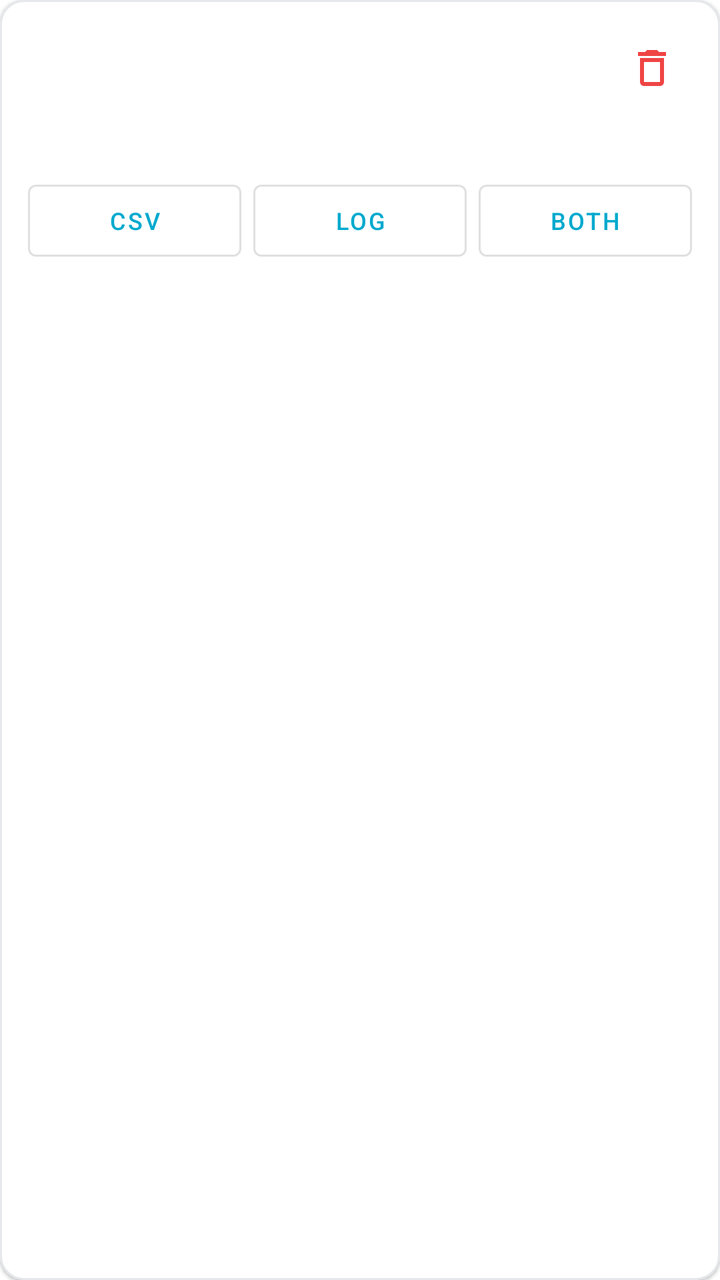
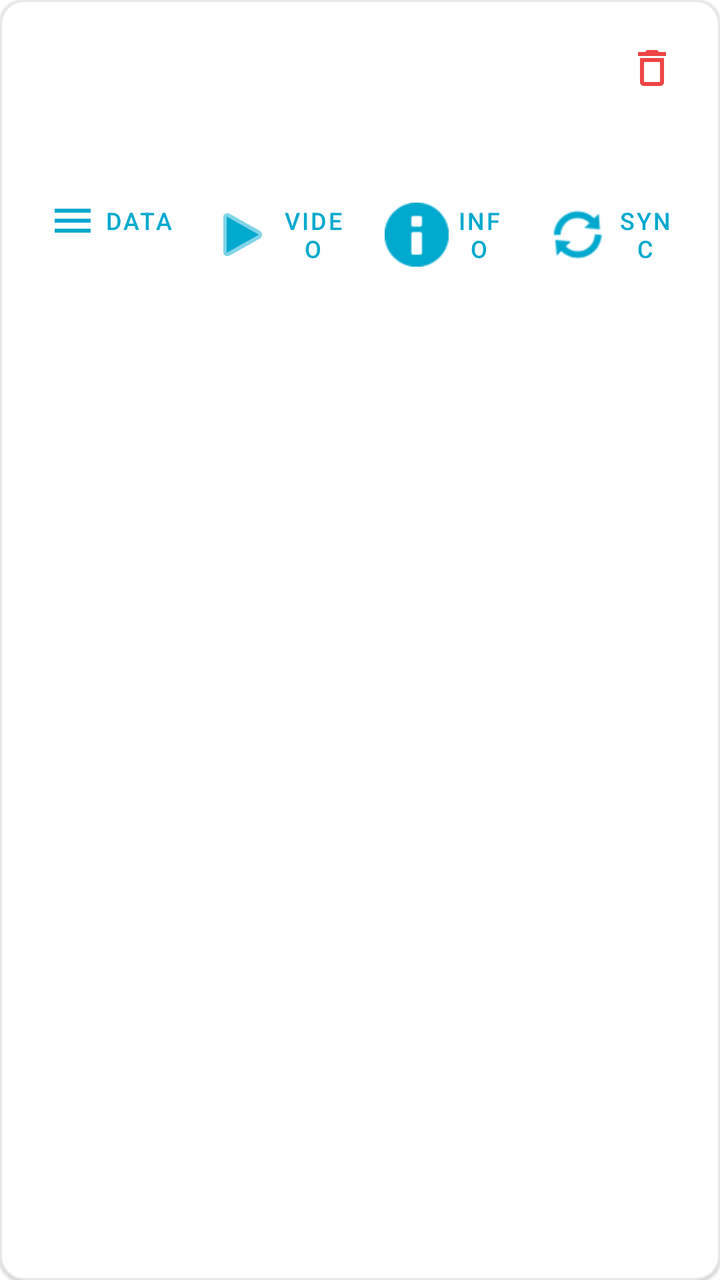

Before-and-after screenshots of an Android layout around one commit, followed by the original layout XML and the change that was made.
<!-- AndroidManifest.xml: application theme Theme.TagMobile -->
<!-- res/layout/item_history.xml -->
<?xml version="1.0" encoding="utf-8"?>
<com.google.android.material.card.MaterialCardView
    xmlns:android="http://schemas.android.com/apk/res/android"
    xmlns:app="http://schemas.android.com/apk/res-auto"
    android:layout_width="match_parent"
    android:layout_height="wrap_content"
    android:layout_marginBottom="8dp"
    app:cardCornerRadius="12dp"
    app:strokeColor="#E5E7EB"
    app:strokeWidth="1dp">

    <LinearLayout
        android:layout_width="match_parent"
        android:layout_height="wrap_content"
        android:orientation="vertical"
        android:padding="14dp">

        <LinearLayout
            android:layout_width="match_parent"
            android:layout_height="wrap_content"
            android:orientation="horizontal">

            <LinearLayout
                android:layout_width="0dp"
                android:layout_height="wrap_content"
                android:layout_weight="1"
                android:orientation="vertical">

                <TextView
                    android:id="@+id/itemTitle"
                    android:layout_width="match_parent"
                    android:layout_height="wrap_content"
                    android:textStyle="bold"
                    android:textColor="#111827"
                    android:textSize="15sp" />

                <TextView
                    android:id="@+id/itemMeta"
                    android:layout_width="match_parent"
                    android:layout_height="wrap_content"
                    android:layout_marginTop="4dp"
                    android:textColor="#6B7280"
                    android:textSize="12sp" />
            </LinearLayout>

            <ImageButton
                android:id="@+id/deleteBtn"
                android:layout_width="40dp"
                android:layout_height="40dp"
                android:background="?attr/selectableItemBackgroundBorderless"
                android:src="@drawable/ic_delete"
                android:contentDescription="Delete" />
        </LinearLayout>

        <TextView
            android:id="@+id/itemStatus"
            android:layout_width="match_parent"
            android:layout_height="wrap_content"
            android:layout_marginTop="4dp"
            android:textColor="#374151"
            android:textSize="13sp" />

        <LinearLayout
            android:layout_width="match_parent"
            android:layout_height="wrap_content"
            android:orientation="horizontal"
            android:layout_marginTop="10dp">

            <Button
                android:id="@+id/shareCsvBtn"
                style="@style/Widget.MaterialComponents.Button.OutlinedButton"
                android:layout_width="0dp"
                android:layout_height="wrap_content"
                android:layout_weight="1"
                android:text="@string/share_csv"
                android:textSize="12sp" />

            <Button
                android:id="@+id/shareLogBtn"
                style="@style/Widget.MaterialComponents.Button.OutlinedButton"
                android:layout_width="0dp"
                android:layout_height="wrap_content"
                android:layout_weight="1"
                android:layout_marginStart="6dp"
                android:text="@string/share_log"
                android:textSize="12sp" />

            <Button
                android:id="@+id/shareBothBtn"
                style="@style/Widget.MaterialComponents.Button.OutlinedButton"
                android:layout_width="0dp"
                android:layout_height="wrap_content"
                android:layout_weight="1"
                android:layout_marginStart="6dp"
                android:text="@string/share_both"
                android:textSize="12sp" />
        </LinearLayout>
    </LinearLayout>
</com.google.android.material.card.MaterialCardView>
<!-- resources referenced by this layout -->
<resources>
  <!-- drawable ic_delete (drawable) -->
  <vector xmlns:android="http://schemas.android.com/apk/res/android"
      android:width="24dp"
      android:height="24dp"
      android:viewportWidth="24"
      android:viewportHeight="24"
      android:tint="#EF4444">
    <path
        android:fillColor="@android:color/white"
        android:pathData="M16,9v10H8V9h8M14.5,3h-5l-1,1H5v2h14V4h-3.5l-1,-1zM18,7H6v12c0,1.1 0.9,2 2,2h8c1.1,0 2,-0.9 2,-2V7z"/>
  </vector>
  <string name="share_both">Both</string>
  <string name="share_csv">CSV</string>
  <string name="share_log">Log</string>
  <style name="Theme.TagMobile" parent="Theme.MaterialComponents.Light.NoActionBar">
          <item name="colorPrimary">#00A9CE</item>
          <item name="colorPrimaryVariant">#0093B5</item>
          <item name="colorOnPrimary">@android:color/white</item>
          <item name="android:statusBarColor">#00A9CE</item>
          <item name="android:navigationBarColor">@android:color/white</item>
      </style>
</resources>

<!-- the commit's change to res/layout/item_history.xml (unified diff, before → after) -->
@@ -64,36 +64,60 @@
             android:layout_width="match_parent"
             android:layout_height="wrap_content"
             android:orientation="horizontal"
-            android:layout_marginTop="10dp">
+            android:layout_marginTop="10dp"
+            android:weightSum="4">
 
             <Button
-                android:id="@+id/shareCsvBtn"
-                style="@style/Widget.MaterialComponents.Button.OutlinedButton"
+                android:id="@+id/dataBtn"
+                style="@style/Widget.MaterialComponents.Button.TextButton"
                 android:layout_width="0dp"
                 android:layout_height="wrap_content"
                 android:layout_weight="1"
-                android:text="@string/share_csv"
-                android:textSize="12sp" />
+                android:text="Data"
+                android:textColor="#00A9CE"
+                android:textSize="12sp"
+                app:icon="@drawable/ic_menu"
+                app:iconTint="#00A9CE"
+                app:iconGravity="textStart" />
 
             <Button
-                android:id="@+id/shareLogBtn"
-                style="@style/Widget.MaterialComponents.Button.OutlinedButton"
+                android:id="@+id/videoBtn"
+                style="@style/Widget.MaterialComponents.Button.TextButton"
                 android:layout_width="0dp"
                 android:layout_height="wrap_content"
                 android:layout_weight="1"
-                android:layout_marginStart="6dp"
-                android:text="@string/share_log"
-                android:textSize="12sp" />
+                android:text="Video"
+                android:textColor="#00A9CE"
+                android:textSize="12sp"
+                app:icon="@android:drawable/ic_media_play"
+                app:iconTint="#00A9CE"
+                app:iconGravity="textStart" />
 
             <Button
-                android:id="@+id/shareBothBtn"
-                style="@style/Widget.MaterialComponents.Button.OutlinedButton"
+                android:id="@+id/infoBtn"
+                style="@style/Widget.MaterialComponents.Button.TextButton"
                 android:layout_width="0dp"
                 android:layout_height="wrap_content"
                 android:layout_weight="1"
-                android:layout_marginStart="6dp"
-                android:text="@string/share_both"
-                android:textSize="12sp" />
+                android:text="Info"
+                android:textColor="#00A9CE"
+                android:textSize="12sp"
+                app:icon="@android:drawable/ic_dialog_info"
+                app:iconTint="#00A9CE"
+                app:iconGravity="textStart" />
+
+            <Button
+                android:id="@+id/syncBtn"
+                style="@style/Widget.MaterialComponents.Button.TextButton"
+                android:layout_width="0dp"
+                android:layout_height="wrap_content"
+                android:layout_weight="1"
+                android:text="Sync"
+                android:textColor="#00A9CE"
+                android:textSize="12sp"
+                app:icon="@android:drawable/ic_popup_sync"
+                app:iconTint="#00A9CE"
+                app:iconGravity="textStart" />
         </LinearLayout>
     </LinearLayout>
 </com.google.android.material.card.MaterialCardView>
<!-- resource entries referenced after the edit -->
@@ -11,9 +11,18 @@
         android:fillColor="@android:color/white"
         android:pathData="M16,9v10H8V9h8M14.5,3h-5l-1,1H5v2h14V4h-3.5l-1,-1zM18,7H6v12c0,1.1 0.9,2 2,2h8c1.1,0 2,-0.9 2,-2V7z"/>
   </vector>
-  <string name="share_both">Both</string>
-  <string name="share_csv">CSV</string>
-  <string name="share_log">Log</string>
+  <!-- drawable ic_menu (drawable) -->
+  <?xml version="1.0" encoding="utf-8"?>
+  <vector xmlns:android="http://schemas.android.com/apk/res/android"
+      android:width="24dp"
+      android:height="24dp"
+      android:viewportWidth="24"
+      android:viewportHeight="24"
+      android:tint="@android:color/white">
+      <path
+          android:fillColor="@android:color/white"
+          android:pathData="M3,6h18v2H3V6zM3,11h18v2H3v-2zM3,16h18v2H3v-2z"/>
+  </vector>
   <style name="Theme.TagMobile" parent="Theme.MaterialComponents.Light.NoActionBar">
           <item name="colorPrimary">#00A9CE</item>
           <item name="colorPrimaryVariant">#0093B5</item>
